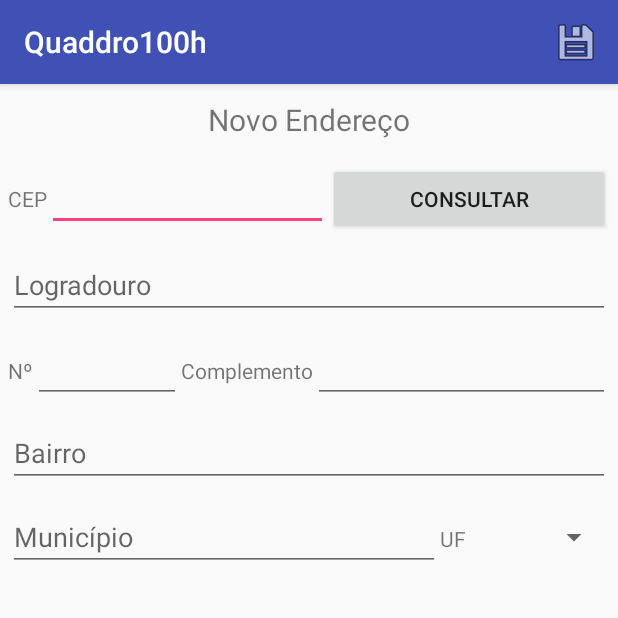
After one commit to llindner/Quaddro100h, an Android app: the EnderecoInserirActivity screen opened directly, with no data from a screen before it, on a phone screen of 412 x 824 dp, the top half of it. The commit adds this screen. Run offline under Robolectric (Android 15) with nearby library versions, the phone set to English and light mode, and no system bars.

Commit message:
Fim da aula 17/07

```diff
--- a/app/src/main/java/br/com/luizlindner/quaddro100h/lab01/app/controller/MainActivity.java
+++ b/app/src/main/java/br/com/luizlindner/quaddro100h/lab01/app/controller/MainActivity.java
@@ -6,7 +6,8 @@ import android.support.annotation.Nullable;
 import br.com.luizlindner.quaddro100h.R;
 import br.com.luizlindner.quaddro100h.lab02.app.controller.MegasenaActivity;
 import br.com.luizlindner.quaddro100h.lab03.app.controller.TictactoeActivity;
-import br.com.luizlindner.quaddro100h.lab04.app.controller.EnderecoActivity;
+import br.com.luizlindner.quaddro100h.lab04.app.controller.EnderecoInserirActivity;
+import br.com.luizlindner.quaddro100h.lab04.app.controller.EnderecoListarActivity;
 import br.com.luizlindner.quaddro100h.lab05.app.controller.AnimacaoActivity;
 import br.com.luizlindner.quaddro100h.lab06.app.controller.AnimacaoQuaddroActivity;
 
@@ -24,7 +25,7 @@ public class MainActivity extends QuaddroActivity {
 
         setOnClickActivity(R.id.btn_megasena, MegasenaActivity.class);
         setOnClickActivity(R.id.btn_tictactoe, TictactoeActivity.class);
-        setOnClickActivity(R.id.btn_endereco, EnderecoActivity.class);
+        setOnClickActivity(R.id.btn_endereco, EnderecoListarActivity.class);
         setOnClickActivity(R.id.btn_animacao, AnimacaoActivity.class);
         setOnClickActivity(R.id.btn_animacao_quaddro, AnimacaoQuaddroActivity.class);
     }
--- a/app/src/main/java/br/com/luizlindner/quaddro100h/lab04/app/controller/EnderecoActivity.java
+++ b/app/src/main/java/br/com/luizlindner/quaddro100h/lab04/app/controller/EnderecoAlterarActivity.java
@@ -10,10 +10,9 @@ import br.com.luizlindner.quaddro100h.lab01.app.controller.QuaddroActivity;
  * Created by Luiz on 06/07/2017.
  */
 
-public class EnderecoActivity extends QuaddroActivity {
+public class EnderecoAlterarActivity extends QuaddroActivity {
     @Override
     protected void onCreate(@Nullable Bundle savedInstanceState) {
         super.onCreate(savedInstanceState);
-        setContentView(R.layout.endereco_view);
     }
 }
--- /dev/null
+++ b/app/src/main/java/br/com/luizlindner/quaddro100h/lab04/app/controller/EnderecoInserirActivity.java
@@ -0,0 +1,84 @@
+package br.com.luizlindner.quaddro100h.lab04.app.controller;
+
+import android.os.Bundle;
+import android.support.annotation.Nullable;
+import android.util.Log;
+import android.view.Menu;
+import android.view.MenuInflater;
+import android.view.MenuItem;
+import android.view.View;
+import android.widget.EditText;
+import android.widget.Toast;
+
+import br.com.luizlindner.quaddro100h.R;
+import br.com.luizlindner.quaddro100h.lab01.app.controller.QuaddroActivity;
+import br.com.luizlindner.quaddro100h.lab04.domain.model.CEP;
+
+/**
+ * Created by Luiz on 06/07/2017.
+ */
+
+public class EnderecoInserirActivity extends QuaddroActivity {
+    EditText cepView;
+    CEP cepModel;
+
+    @Override
+    protected void onCreate(@Nullable Bundle savedInstanceState) {
+        super.onCreate(savedInstanceState);
+        setContentView(R.layout.endereco_inserir_view);
+
+        cepView = getViewById(R.id.cep);
+        cepModel = CEP.getInstance();
+    }
+
+    @Override
+    public boolean onCreateOptionsMenu(Menu menu) {
+        MenuInflater i = new MenuInflater(getApplicationContext());
+        i.inflate(R.menu.endereco_salvar_menu, menu);
+        return super.onCreateOptionsMenu(menu);
+    }
+
+    @Override
+    public boolean onOptionsItemSelected(MenuItem item) {
+        switch (item.getItemId()) {
+            case R.id.endereco_salvar:
+                salvarEndereco();
+                break;
+        }
+        return super.onOptionsItemSelected(item);
+    }
+
+    @Override
+    public void onBackPressed() {
+        super.onBackPressed();
+
+        Log.i(TIPO_DE_LOG, "Endereço cancelado!");
+        Toast.makeText(this, R.string.lab04_endereco_cancelado, Toast.LENGTH_LONG).show();
+    }
+
+    public void salvarEndereco(){
+        // TODO Inserir ou atualizar o endereço no SQLite
+        Log.i(TIPO_DE_LOG, "Endereço salvo!");
+        Toast.makeText(this, R.string.lab04_endereco_salvo, Toast.LENGTH_SHORT).show();
+        finish();
+    }
+
+
+    public void consultarCep(View v){
+        Toast toast;
+        try {
+            cepModel.setCodigo(cepView.getText().toString());
+            cepModel.validar();
+            Log.i(TIPO_DE_LOG, "CEP válido!");
+            toast = Toast.makeText(this, R.string.lab04_endereco_buscando, Toast.LENGTH_SHORT);
+            // TODO Chamada na Web via
+            // TODO Preencher os campos do formulário
+        } catch (Exception cause){
+            Log.i(TIPO_DE_LOG, "OPS...", cause);
+            toast = Toast.makeText(this, cause.getMessage(), Toast.LENGTH_LONG);
+            cepView.requestFocus();
+        }
+
+        toast.show();
+    }
+}
--- /dev/null
+++ b/app/src/main/res/layout/endereco_inserir_view.xml
@@ -0,0 +1,115 @@
+<?xml version="1.0" encoding="utf-8"?>
+<LinearLayout xmlns:android="http://schemas.android.com/apk/res/android"
+    android:orientation="vertical" android:layout_width="match_parent"
+    android:layout_height="match_parent">
+
+    <TextView
+        android:layout_width="match_parent"
+        android:layout_height="wrap_content"
+        android:gravity="center"
+        android:padding="10dp"
+        android:textSize="20sp"
+        android:text="Novo Endereço" />
+
+    <LinearLayout
+        android:layout_width="match_parent"
+        android:layout_height="wrap_content"
+        android:orientation="horizontal"
+        android:layout_margin="5dp">
+
+        <TextView
+            android:layout_width="wrap_content"
+            android:layout_height="wrap_content"
+            android:text="CEP" />
+
+        <EditText
+            android:id="@+id/cep"
+            android:layout_width="0dp"
+            android:layout_height="wrap_content"
+            android:layout_weight="1"
+            android:inputType="number"
+            android:maxLength="8" />
+
+        <Button
+            android:layout_width="0dp"
+            android:layout_height="wrap_content"
+            android:layout_weight="1"
+            android:text="Consultar"
+            android:onClick="consultarCep"/>
+    </LinearLayout>
+
+    <EditText
+        android:id="@+id/logradouro"
+        android:layout_width="match_parent"
+        android:layout_height="wrap_content"
+        android:layout_margin="5dp"
+        android:hint="Logradouro" />
+
+    <LinearLayout
+        android:layout_width="match_parent"
+        android:layout_height="wrap_content"
+        android:orientation="horizontal"
+        android:layout_margin="5dp" >
+
+        <TextView
+            android:layout_width="wrap_content"
+            android:layout_height="wrap_content"
+            android:text="Nº" />
+
+        <EditText
+            android:id="@+id/numero"
+            android:layout_width="0dp"
+            android:layout_height="wrap_content"
+            android:layout_weight="1"
+            android:inputType="number" />
+
+        <TextView
+            android:layout_width="wrap_content"
+            android:layout_height="wrap_content"
+            android:text="Complemento" />
+
+        <EditText
+            android:id="@+id/complemento"
+            android:layout_width="0dp"
+            android:layout_height="wrap_content"
+            android:layout_weight="2"/>
+    </LinearLayout>
+
+    <EditText
+        android:id="@+id/bairro"
+        android:layout_width="match_parent"
+        android:layout_height="wrap_content"
+        android:layout_margin="5dp"
+        android:hint="Bairro" />
+
+    <LinearLayout
+        android:layout_width="match_parent"
+        android:layout_height="wrap_content"
+        android:orientation="horizontal"
+        android:layout_margin="5dp">
+
+        <EditText
+            android:id="@+id/municipio"
+            android:layout_width="0dp"
+            android:layout_height="wrap_content"
+            android:hint="Município"
+            android:layout_weight="3"/>
+
+        <TextView
+            android:layout_width="wrap_content"
+            android:layout_height="wrap_content"
+            android:text="UF"/>
+
+        <Spinner
+            android:id="@+id/uf"
+            android:layout_width="0dp"
+            android:layout_height="wrap_content"
+            android:layout_gravity="center_vertical"
+            android:layout_weight="1" >
+
+
+        </Spinner>
+
+    </LinearLayout>
+
+</LinearLayout>
--- /dev/null
+++ b/app/src/main/res/menu/endereco_salvar_menu.xml
@@ -0,0 +1,9 @@
+<?xml version="1.0" encoding="utf-8"?>
+<menu xmlns:android="http://schemas.android.com/apk/res/android"
+    xmlns:app="http://schemas.android.com/apk/res-auto">
+    <item android:id="@+id/endereco_salvar"
+        android:icon="@android:drawable/ic_menu_save"
+        android:title="Salvar"
+        android:showAsAction="ifRoom">
+    </item>
+</menu>
--- a/app/src/main/res/values/strings.xml
+++ b/app/src/main/res/values/strings.xml
@@ -17,4 +17,7 @@
     <string name="btn_animacao">Animação</string>
     <string name="animacao_quadro_a_quadro">Animação (Quadro a Quadro)</string>
     <string name="btn_animacao_quaddro">Animação Quadro</string>
+    <string name="lab04_endereco_cancelado">Cadastro cancelado!</string>
+    <string name="lab04_endereco_salvo">Endereço salvo!</string>
+    <string name="lab04_endereco_buscando">Buscando...</string>
 </resources>
```
Also changed, not shown: app/src/main/AndroidManifest.xml (+8 -1 lines), app/src/main/java/br/com/luizlindner/quaddro100h/lab01/app/controller/QuaddroActivity.java (+0 -7 lines), app/src/main/java/br/com/luizlindner/quaddro100h/lab04/app/controller/EnderecoListarActivity.java (added, +64 -0 lines), app/src/main/java/br/com/luizlindner/quaddro100h/lab04/domain/model/CEP.java (+16 -0 lines), app/src/main/res/layout/endereco_alterar_view.xml (added, +113 -0 lines), app/src/main/res/menu/endereco_listar_menu.xml (added, +9 -0 lines), 2 other files.
